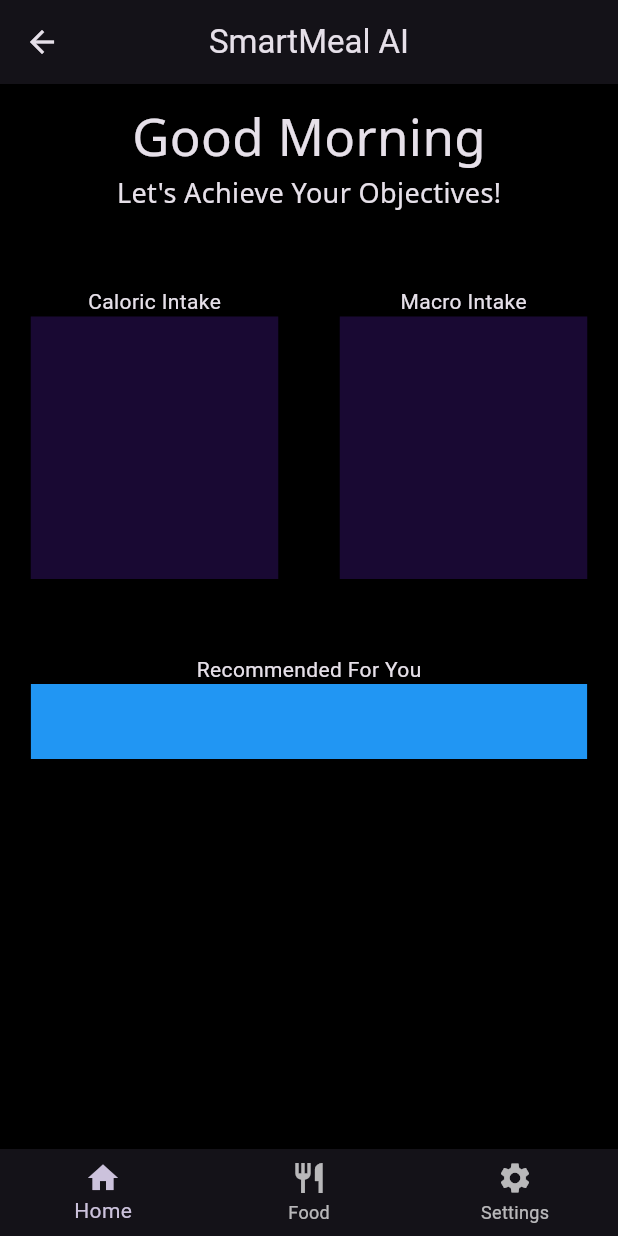
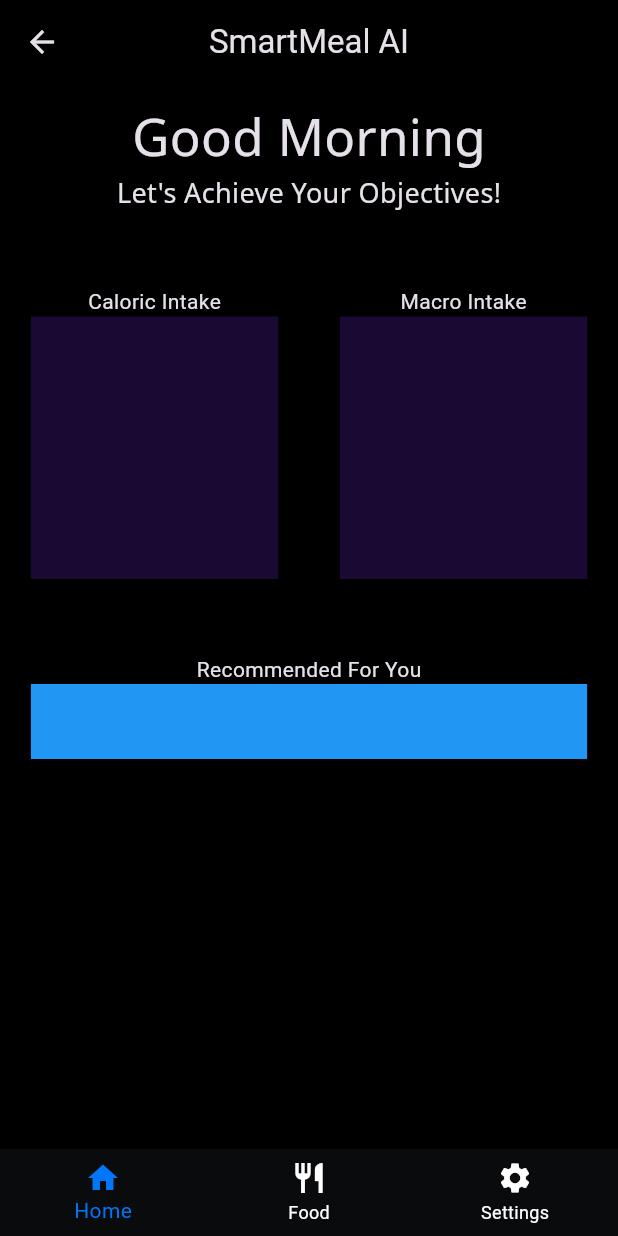
Before and after one commit to rambolps/smartmealai, a Flutter app: the HomeScreen screen opened by its route, on a phone screen of 412 x 824 dp. Run offline on Flutter 3.47's test engine with Material 2 defaults, Android fonts, the phone set to English and light mode, and no system bars; our stand-ins replace google_fonts; missing offline and left inert: chat_gpt_sdk.

Commit message:
designed food fragment

```diff
--- a/lib/Home/HomeScreen.dart
+++ b/lib/Home/HomeScreen.dart
@@ -1,15 +1,39 @@
 import 'package:flutter/material.dart';
 import 'package:google_fonts/google_fonts.dart';
+import 'package:smartmealai/Home/Pages/foodfrag.dart';
+import 'package:smartmealai/Home/Pages/homefrag.dart';
+import 'package:smartmealai/Home/Pages/settingsfrag.dart';
 
-class HomeScreen extends StatelessWidget {
+class HomeScreen extends StatefulWidget {
   const HomeScreen({super.key});
+
+  @override
+  State<HomeScreen> createState() => _HomeScreenState();
+}
+
+class _HomeScreenState extends State<HomeScreen> {
+
+  int _selectedIndex = 0;
+
+  void _navigateBottomBar(int index){
+    setState(() {
+      _selectedIndex = index;
+    });
+  }
+
+  final List<Widget> _frags = [
+    HomeFrag(),
+    FoodFrag(),
+    SettingsFrag(),
+  ];
 
   @override
   Widget build(BuildContext context) {
     return Scaffold(
-      body: BodyLayout(),
+      body: _frags[_selectedIndex],
       backgroundColor: const Color.fromRGBO(0, 0, 0, 1),
       appBar: AppBar(
+        backgroundColor: const Color.fromRGBO(0, 0, 0, 1),
         title: const Text(
           'SmartMeal AI',
           textAlign: TextAlign.center,
@@ -17,77 +41,18 @@ class HomeScreen extends StatelessWidget {
         centerTitle: true,
       ),
       bottomNavigationBar: BottomNavigationBar(
+        onTap: _navigateBottomBar,
+        currentIndex: _selectedIndex,
+        backgroundColor: const Color.fromRGBO(9, 11, 12, 1.0),
+        type: BottomNavigationBarType.fixed,
+        unselectedItemColor: Colors.white,
+        selectedItemColor: const Color.fromRGBO(2, 118, 248, 1.0),
         items: const [
           BottomNavigationBarItem(icon: Icon(Icons.home), label: 'Home'),
           BottomNavigationBarItem(icon: Icon(Icons.restaurant), label: 'Food'),
-          BottomNavigationBarItem(
-              icon: Icon(Icons.settings), label: 'Settings'),
+          BottomNavigationBarItem(icon: Icon(Icons.settings), label: 'Settings'),
         ],
       ),
     );
   }
 }
-
-class BodyLayout extends StatelessWidget {
-  const BodyLayout({super.key});
-
-  @override
-  Widget build(BuildContext context) {
-    return Column(
-      children: [
-        SizedBox(height: 10),
-        Text("Good Morning",
-        style: GoogleFonts.notoSans(fontSize: 34),
-        ),
-
-        Text("Let's Achieve Your Objectives!",
-        style: GoogleFonts.notoSans(fontSize: 18),
-        ),
-        SizedBox(height: 50),
-        Row(
-          mainAxisAlignment: MainAxisAlignment.spaceAround,
-          children: [
-            Column(
-              children: [
-                Text("Caloric Intake"),
-                Container(
-                  width: 165,
-                  height: 175,
-                  color: const Color.fromRGBO(25,9,51,1),
-                )
-              ],
-            ),
-            Column(
-              children: [
-                Text("Macro Intake"),
-                Container(
-                  width: 165,
-                  height: 175,
-                  color: const Color.fromRGBO(25,9,51,1),
-                )
-              ],
-            )
-          ],
-        ),
-        SizedBox(height: 50),
-        const Text("Recommended For You"),
-        Row(
-          mainAxisAlignment: MainAxisAlignment.spaceAround,
-          children: [
-            const Spacer(flex: 1),
-            Expanded(
-              flex: 18,
-              child: Container(
-                color: Colors.blue,
-                height: 50,
-                width: 50,
-              ),
-            ),
-            Spacer(flex: 1),
-          ],
-        ),
-        Spacer(flex: 4,),
-      ],
-    );
-  }
-}
--- /dev/null
+++ b/lib/Home/Pages/homefrag.dart
@@ -0,0 +1,66 @@
+import 'package:flutter/material.dart';
+import 'package:google_fonts/google_fonts.dart';
+
+class HomeFrag extends StatelessWidget {
+  const HomeFrag({super.key});
+
+  @override
+  Widget build(BuildContext context) {
+    return Column(
+      children: [
+        const SizedBox(height: 10),
+        Text("Good Morning",
+          style: GoogleFonts.notoSans(fontSize: 34),
+        ),
+
+        Text("Let's Achieve Your Objectives!",
+          style: GoogleFonts.notoSans(fontSize: 18),
+        ),
+        const SizedBox(height: 50),
+        Row(
+          mainAxisAlignment: MainAxisAlignment.spaceAround,
+          children: [
+            Column(
+              children: [
+                const Text("Caloric Intake"),
+                Container(
+                  width: 165,
+                  height: 175,
+                  color: const Color.fromRGBO(25,9,51,1),
+                )
+              ],
+            ),
+            Column(
+              children: [
+                const Text("Macro Intake"),
+                Container(
+                  width: 165,
+                  height: 175,
+                  color: const Color.fromRGBO(25,9,51,1),
+                )
+              ],
+            )
+          ],
+        ),
+        const SizedBox(height: 50),
+        const Text("Recommended For You"),
+        Row(
+          mainAxisAlignment: MainAxisAlignment.spaceAround,
+          children: [
+            const Spacer(flex: 1),
+            Expanded(
+              flex: 18,
+              child: Container(
+                color: Colors.blue,
+                height: 50,
+                width: 50,
+              ),
+            ),
+            const Spacer(flex: 1),
+          ],
+        ),
+        const Spacer(flex: 4,),
+      ],
+    );
+  }
+}
--- /dev/null
+++ b/lib/services/gpt_service.dart
@@ -0,0 +1 @@
+import 'package:flutter/material.dart';
--- a/pubspec.yaml
+++ b/pubspec.yaml
@@ -37,6 +37,8 @@ dependencies:
   cupertino_icons: ^1.0.2
   google_fonts: ^5.1.0
   firebase_core: ^2.15.1
+  flutter_launcher_icons: ^0.13.1
+  chat_gpt_sdk: ^2.2.5
 
 dev_dependencies:
   flutter_test:
```
Also changed, not shown: lib/Home/Pages/foodfrag.dart (added, +135 -0 lines), lib/Home/Pages/settingsfrag.dart (added, +13 -0 lines), lib/components/chatBubble.dart (added, +22 -0 lines), pubspec.lock, 1 other file.
